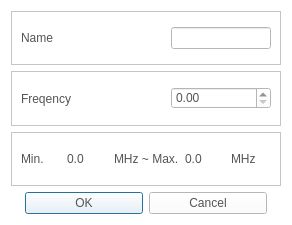
Old version of the form CaX/dialog/addradiodialog.ui in the repository fsest4u/CaX_03.
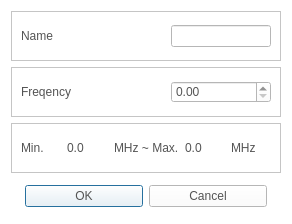
New version of the form. Icons and pictures are not drawn.

What changed in the file:
```diff
--- a/CaX/dialog/addradiodialog.ui
+++ b/CaX/dialog/addradiodialog.ui
@@ -7,7 +7,7 @@
     <x>0</x>
     <y>0</y>
     <width>292</width>
-    <height>225</height>
+    <height>224</height>
    </rect>
   </property>
   <property name="windowTitle">
@@ -124,6 +124,12 @@
    </item>
    <item row="3" column="0">
     <widget class="QDialogButtonBox" name="buttonBox">
+     <property name="minimumSize">
+      <size>
+       <width>0</width>
+       <height>34</height>
+      </size>
+     </property>
      <property name="styleSheet">
       <string notr="true">QPushButton
 {
```
